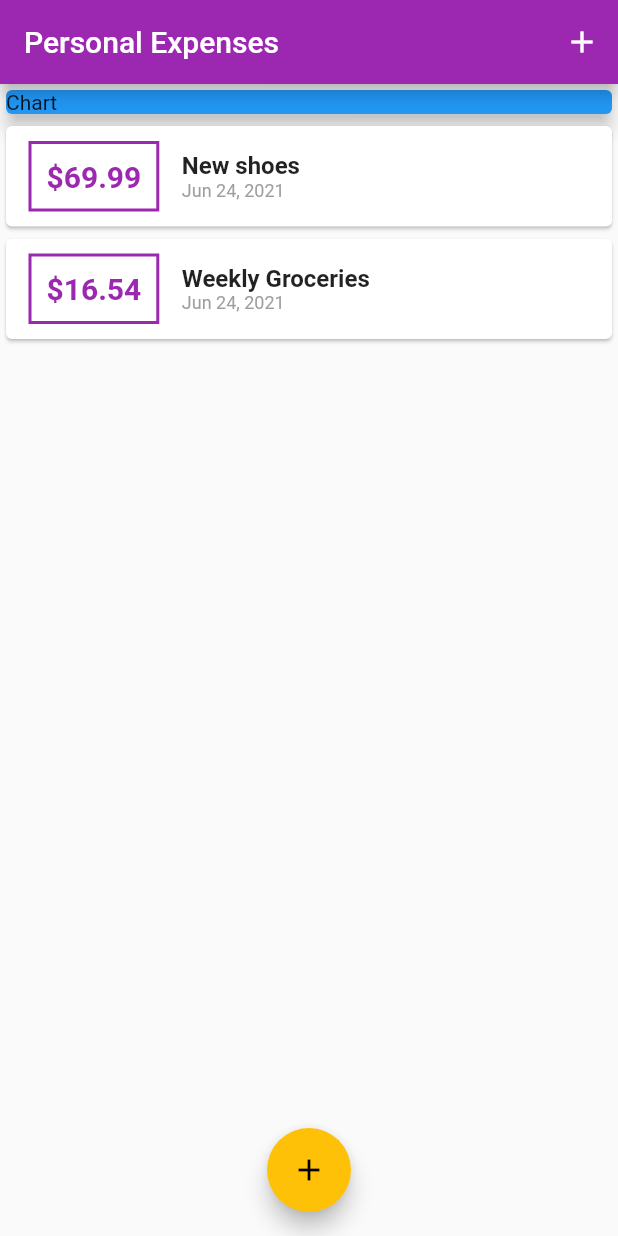
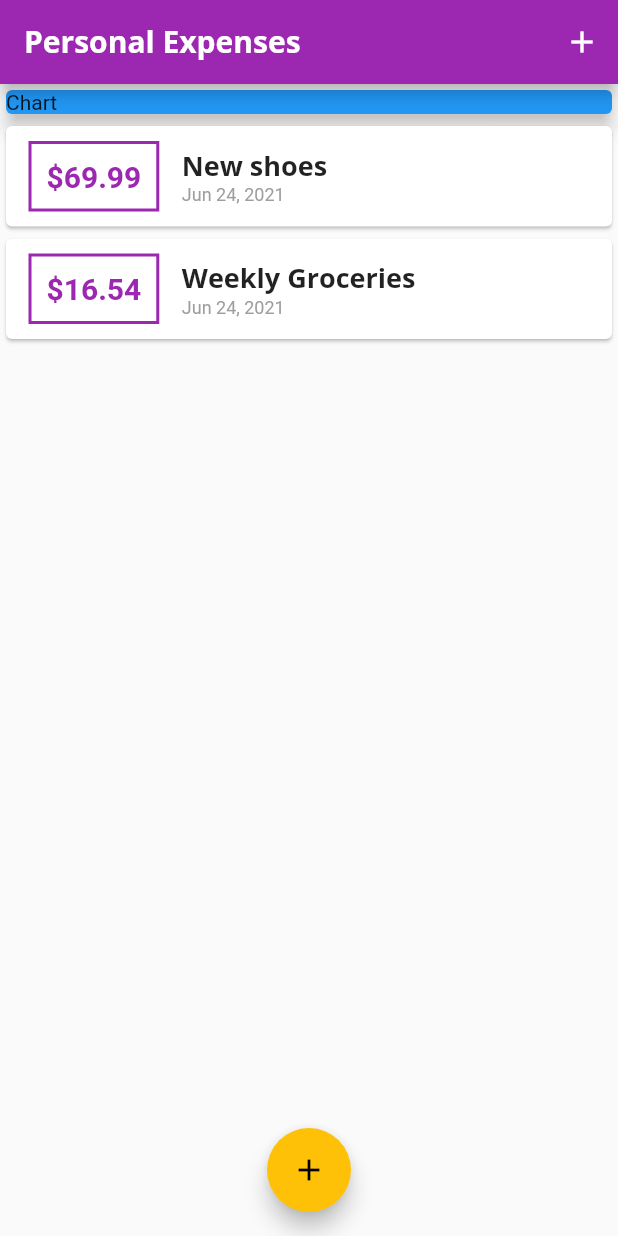
Before and after one commit to kguertin/learn_flutter, a Flutter app: the screen it shows after launch, on a phone screen of 412 x 824 dp. Run offline on Flutter 3.47's test engine with Material 2 defaults, Android fonts, the phone set to English and light mode, and no system bars.

Commit message:
importing fonts and styling

```diff
--- a/expense_app/lib/main.dart
+++ b/expense_app/lib/main.dart
@@ -12,7 +12,21 @@ class MyApp extends StatelessWidget {
     return MaterialApp(
       title: 'Personal Expenses',
       home: MyHomePage(),
-      theme: ThemeData(primarySwatch: Colors.purple, accentColor: Colors.amber),
+      theme: ThemeData(
+          primarySwatch: Colors.purple,
+          accentColor: Colors.amber,
+          fontFamily: 'Quicksand',
+          textTheme: ThemeData.light().textTheme.copyWith(
+              title: TextStyle(
+                  fontFamily: 'OpenSans',
+                  fontSize: 18,
+                  fontWeight: FontWeight.bold)),
+          appBarTheme: AppBarTheme(
+              textTheme: ThemeData.light().textTheme.copyWith(
+                  title: TextStyle(
+                      fontFamily: "OpenSans",
+                      fontSize: 20,
+                      fontWeight: FontWeight.bold)))),
     );
   }
 }
@@ -57,7 +71,9 @@ class _MyHomePageState extends State<MyHomePage> {
   Widget build(BuildContext context) {
     return Scaffold(
       appBar: AppBar(
-        title: Text('Personal Expenses'),
+        title: Text(
+          'Personal Expenses',
+        ),
         actions: <Widget>[
           IconButton(
               onPressed: () => _startAddNewTransactions(context),
--- a/expense_app/lib/widgets/transactionList.dart
+++ b/expense_app/lib/widgets/transactionList.dart
@@ -34,10 +34,7 @@ class TransactionList extends StatelessWidget {
                   children: [
                     Text(
                       transactions[index].title,
-                      style: TextStyle(
-                        fontWeight: FontWeight.bold,
-                        fontSize: 16,
-                      ),
+                      style: Theme.of(context).textTheme.title,
                     ),
                     Text(
                       DateFormat.yMMMd().format(transactions[index].date),
```
Also changed, not shown: expense_app/pubspec.yaml (+11 -11 lines), expense_app/assets/fonts/OpenSans-Bold.ttf (added), expense_app/assets/fonts/OpenSans-Regular.ttf (added), expense_app/assets/fonts/Quicksand-Bold.ttf (added), expense_app/assets/fonts/Quicksand-Regular.ttf (added).
